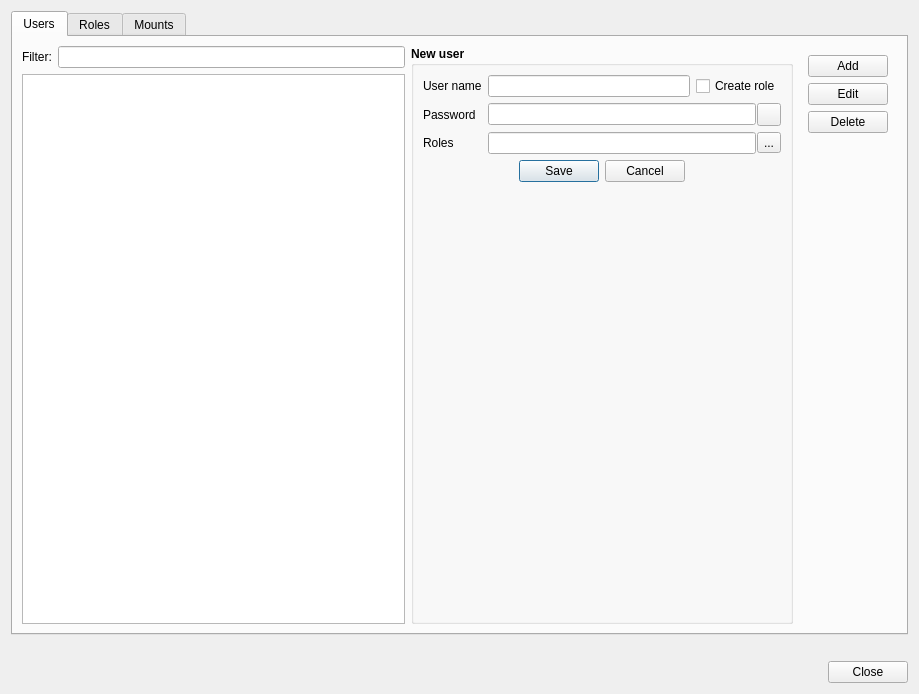
Qt form shvspy/src/dlgsettings.ui (silicon-heaven/shvspy) before a commit.
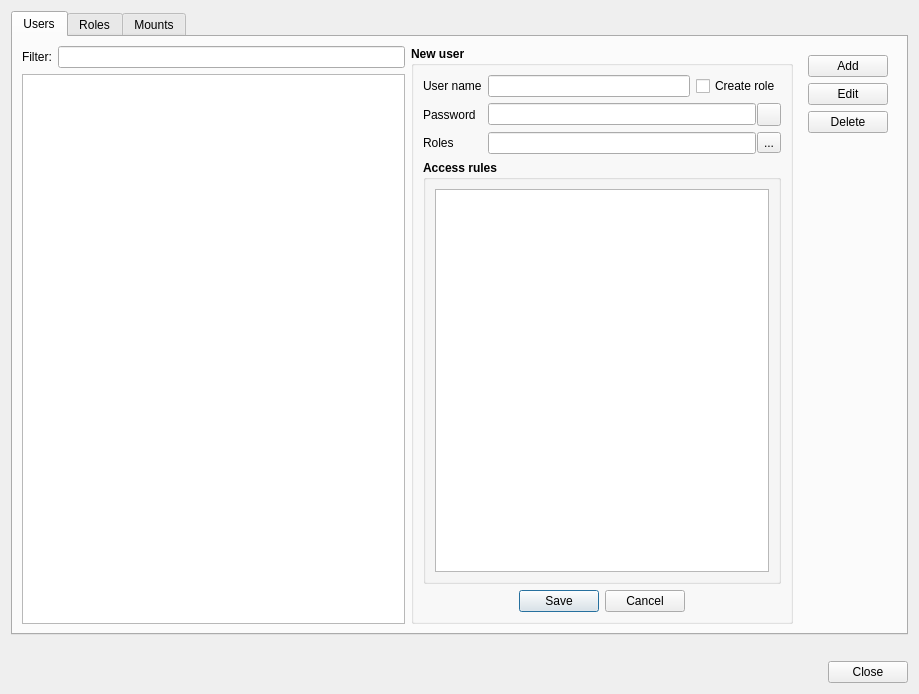
The same form after that commit. Icons and pictures are not drawn.

Commit message: add access rules to DlgSettings

```diff
--- a/shvspy/src/dlgsettings.ui
+++ b/shvspy/src/dlgsettings.ui
@@ -195,6 +195,38 @@
               </item>
              </layout>
             </item>
+            <item>
+             <widget class="QGroupBox" name="gbUserAccessRules">
+              <property name="font">
+               <font>
+                <bold>true</bold>
+               </font>
+              </property>
+              <property name="title">
+               <string>Access rules</string>
+              </property>
+              <layout class="QVBoxLayout" name="verticalLayout_14">
+               <item>
+                <widget class="QTableView" name="tvUserAccessRules">
+                 <property name="font">
+                  <font>
+                   <bold>false</bold>
+                  </font>
+                 </property>
+                 <property name="alternatingRowColors">
+                  <bool>true</bool>
+                 </property>
+                 <property name="editTriggers">
+                  <set>QAbstractItemView::EditTrigger::NoEditTriggers</set>
+                 </property>
+                 <property name="selectionMode">
+                  <enum>QAbstractItemView::SelectionMode::SingleSelection</enum>
+                 </property>
+                </widget>
+               </item>
+              </layout>
+             </widget>
+            </item>
             <item>
              <widget class="QDialogButtonBox" name="editUserButtonBox">
               <property name="font">
@@ -213,19 +245,6 @@
               </property>
              </widget>
             </item>
-            <item>
-             <spacer name="verticalSpacer_5">
-              <property name="orientation">
-               <enum>Qt::Orientation::Vertical</enum>
-              </property>
-              <property name="sizeHint" stdset="0">
-               <size>
-                <width>20</width>
-                <height>40</height>
-               </size>
-              </property>
-             </spacer>
-            </item>
            </layout>
           </widget>
          </item>
```
Left out of the diff: 32 changed lines with no effect on the pictures. The commit also changes 3 other files.
